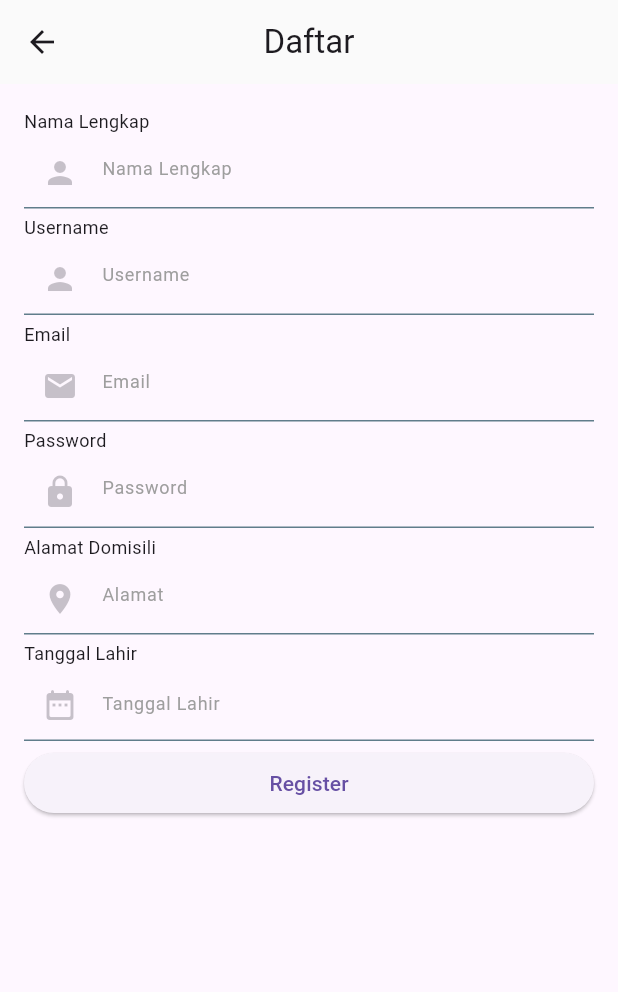
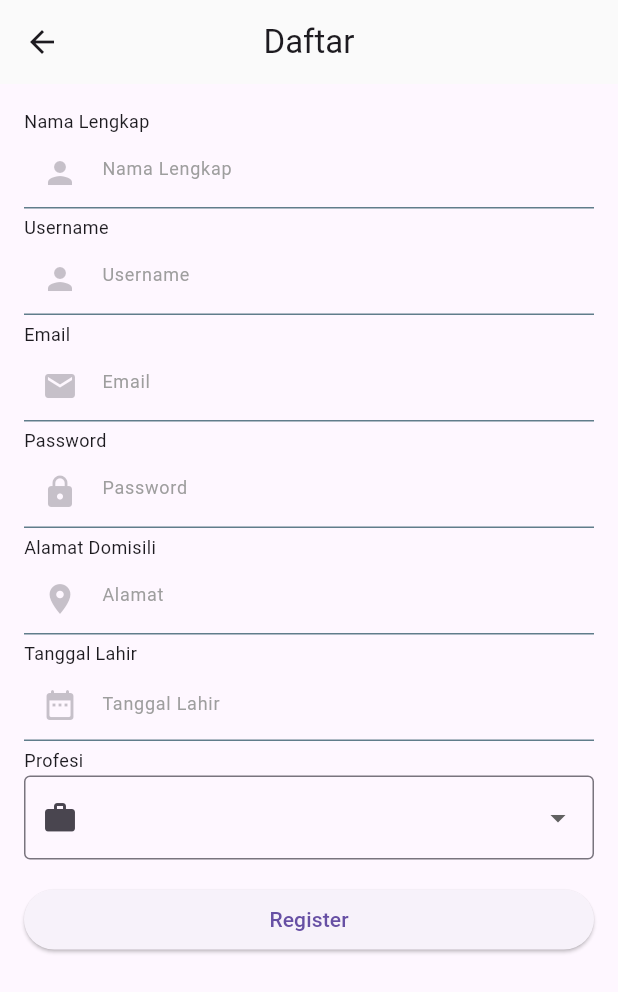
Before and after one commit to thisisjackii/ta_client, a Flutter app: the screen it shows after launch, after a tap on "Register", on a phone screen of 412 x 824 dp. Shown: the top 992 px of the screen. Run offline on Flutter 3.47's test engine with Material 3 defaults, Android fonts, the phone set to English and light mode, and no system bars; our stand-ins replace another_xlider, bloc, connectivity_plus, equatable, fl_chart, flutter_bloc and 9 more; missing offline and left inert: easy_latex; accounts and stored records are empty; network calls fail.

Commit message:
[FUNC] Implement registration feature with RegisterBloc and RegisterService; update UI and state management for user registration

```diff
--- a/lib/app/routes/routes.dart
+++ b/lib/app/routes/routes.dart
@@ -41,12 +41,12 @@ class Routes {
         );
       case login:
         return MaterialPageRoute(
-          builder: (_) => LoginPage.create(),
+          builder: (_) => const LoginPage(),
           settings: settings,
         );
       case register:
         return MaterialPageRoute(
-          builder: (_) => RegisterPage.create(),
+          builder: (_) => const RegisterPage(),
           settings: settings,
         );
       case otpVerification:
@@ -135,7 +135,7 @@ class Routes {
           builder: (_) => const BudgetingDashboard(),
           settings: settings,
         );
-case doubleEntryRecapPage:
+      case doubleEntryRecapPage:
         final txns = settings.arguments! as List<Transaction>;
         return MaterialPageRoute(
           builder: (_) => DoubleEntryRecapPage(transactions: txns),
--- a/lib/app/view/app.dart
+++ b/lib/app/view/app.dart
@@ -11,6 +11,10 @@ import 'package:ta_client/features/budgeting/bloc/budgeting_bloc.dart';
 import 'package:ta_client/features/budgeting/repositories/budgeting_repository.dart';
 import 'package:ta_client/features/evaluation/bloc/evaluation_bloc.dart';
 import 'package:ta_client/features/evaluation/repositories/evaluation_repository.dart';
+import 'package:ta_client/features/login/bloc/login_bloc.dart';
+import 'package:ta_client/features/login/services/login_service.dart';
+import 'package:ta_client/features/register/bloc/register_bloc.dart';
+import 'package:ta_client/features/register/services/register_service.dart';
 import 'package:ta_client/features/transaction/bloc/dashboard_bloc.dart';
 import 'package:ta_client/features/transaction/bloc/transaction_bloc.dart';
 import 'package:ta_client/features/transaction/repositories/transaction_repository.dart';
@@ -23,6 +27,13 @@ class App extends StatelessWidget {
   Widget build(BuildContext context) {
     return MultiBlocProvider(
       providers: [
+        BlocProvider<RegisterBloc>(
+          create: (context) =>
+              RegisterBloc(registerService: sl<RegisterService>()),
+        ),
+        BlocProvider<LoginBloc>(
+          create: (context) => LoginBloc(loginService: sl<LoginService>()),
+        ),
         BlocProvider<DashboardBloc>(
           create: (context) => DashboardBloc(
             repository: sl<TransactionRepository>(),
--- a/lib/core/services/service_locator.dart
+++ b/lib/core/services/service_locator.dart
@@ -7,6 +7,8 @@ import 'package:ta_client/features/budgeting/repositories/budgeting_repository.d
 import 'package:ta_client/features/budgeting/services/budgeting_service.dart';
 import 'package:ta_client/features/evaluation/repositories/evaluation_repository.dart';
 import 'package:ta_client/features/evaluation/services/evaluation_service.dart';
+import 'package:ta_client/features/login/services/login_service.dart';
+import 'package:ta_client/features/register/services/register_service.dart';
 import 'package:ta_client/features/transaction/repositories/transaction_repository.dart';
 import 'package:ta_client/features/transaction/services/transaction_service.dart';
 import 'package:ta_client/features/transaction/services/transaction_sync_service.dart';
@@ -17,6 +19,10 @@ final baseUrl = dotenv.env['API_BASE_URL'] ?? 'http://localhost:4000/api/v1';
 void setupServiceLocator() {
   sl
     ..registerLazySingleton<AuthState>(AuthState.new)
+    ..registerLazySingleton<RegisterService>(
+      () => RegisterService(baseUrl: baseUrl),
+    )
+    ..registerLazySingleton<LoginService>(() => LoginService(baseUrl: baseUrl))
     ..registerLazySingleton<TransactionService>(
       () => TransactionService(
         baseUrl: baseUrl,
--- a/lib/core/widgets/custom_button.dart
+++ b/lib/core/widgets/custom_button.dart
@@ -1,20 +1,13 @@
 import 'package:flutter/material.dart';
 
 class CustomButton extends StatelessWidget {
-  const CustomButton({
-    required this.label,
-    required this.onPressed,
-    super.key,
-  });
+  const CustomButton({required this.label, this.onPressed, super.key});
 
   final String label;
-  final VoidCallback onPressed;
+  final VoidCallback? onPressed;
 
   @override
   Widget build(BuildContext context) {
-    return ElevatedButton(
-      onPressed: onPressed,
-      child: Text(label),
-    );
+    return ElevatedButton(onPressed: onPressed, child: Text(label));
   }
 }
--- a/lib/features/login/services/login_service.dart
+++ b/lib/features/login/services/login_service.dart
@@ -5,14 +5,14 @@ import 'package:http/http.dart' as http;
 import 'package:ta_client/features/login/models/login_response.dart';
 
 class LoginService {
-  LoginService({this.baseUrl = 'http://localhost:4000/api/v1'});
-  final String baseUrl;
+  LoginService({required String baseUrl}) : _baseUrl = baseUrl;
+  final String _baseUrl;
 
   Future<LoginResponse> login({
     required String email,
     required String password,
   }) async {
-    final uri = Uri.parse('$baseUrl/users/login');
+    final uri = Uri.parse('$_baseUrl/users/login');
     final resp = await http.post(
       uri,
       headers: {'Content-Type': 'application/json'},
--- a/lib/features/login/view/login_page.dart
+++ b/lib/features/login/view/login_page.dart
@@ -7,16 +7,9 @@ import 'package:ta_client/core/constants/app_colors.dart';
 import 'package:ta_client/features/login/bloc/login_bloc.dart';
 import 'package:ta_client/features/login/bloc/login_event.dart';
 import 'package:ta_client/features/login/bloc/login_state.dart';
-import 'package:ta_client/features/login/services/login_service.dart';
 
 class LoginPage extends StatefulWidget {
   const LoginPage({super.key});
-  static Widget create() {
-    return BlocProvider(
-      create: (context) => LoginBloc(loginService: LoginService()),
-      child: const LoginPage(),
-    );
-  }
 
   @override
   State<LoginPage> createState() => _LoginPageState();
--- a/lib/features/register/bloc/register_bloc.dart
+++ b/lib/features/register/bloc/register_bloc.dart
@@ -1,23 +1,55 @@
+// features/register/bloc/register_bloc.dart
+
 import 'package:flutter_bloc/flutter_bloc.dart';
 import 'package:ta_client/features/register/bloc/register_event.dart';
 import 'package:ta_client/features/register/bloc/register_state.dart';
+import 'package:ta_client/features/register/services/register_service.dart';
 
 class RegisterBloc extends Bloc<RegisterEvent, RegisterState> {
-  RegisterBloc() : super(RegisterInitial()) {
-    on<RegisterSubmitted>(_onRegisterSubmitted);
+  RegisterBloc({required RegisterService registerService})
+    : _service = registerService,
+      super(const RegisterState()) {
+    on<RegisterNameChanged>((e, emit) => emit(state.copyWith(name: e.name)));
+    on<RegisterUsernameChanged>(
+      (e, emit) => emit(state.copyWith(username: e.username)),
+    );
+    on<RegisterEmailChanged>((e, emit) => emit(state.copyWith(email: e.email)));
+    on<RegisterPasswordChanged>(
+      (e, emit) => emit(state.copyWith(password: e.password)),
+    );
+    on<RegisterAddressChanged>(
+      (e, emit) => emit(state.copyWith(address: e.address)),
+    );
+    on<RegisterBirthdateChanged>(
+      (e, emit) =>
+          emit(state.copyWith(birthdate: DateTime.tryParse(e.birthdate))),
+    );
+    on<RegisterOccupationChanged>(
+      (e, emit) => emit(state.copyWith(occupation: e.occupation)),
+    );
+
+    on<RegisterSubmitted>((_, emit) async {
+      emit(state.copyWith(status: RegisterStatus.submitting));
+      try {
+        await _service.register(
+          name: state.name,
+          username: state.username,
+          email: state.email,
+          password: state.password,
+          address: state.address,
+          birthdate: state.birthdate!,
+          occupation: state.occupation,
+        );
+        emit(state.copyWith(status: RegisterStatus.success));
+      } catch (err) {
+        emit(
+          state.copyWith(
+            status: RegisterStatus.failure,
+            errorMessage: err.toString(),
+          ),
+        );
+      }
+    });
   }
-
-  Future<void> _onRegisterSubmitted(
-    RegisterSubmitted event,
-    Emitter<RegisterState> emit,
-  ) async {
-    emit(RegisterLoading());
-    try {
-      // Simulate registration logic
-      await Future<void>.delayed(const Duration(seconds: 2));
-      emit(RegisterSuccess());
-    } catch (e) {
-      emit(RegisterFailure(e.toString()));
-    }
-  }
+  final RegisterService _service;
 }
--- a/lib/features/register/bloc/register_event.dart
+++ b/lib/features/register/bloc/register_event.dart
@@ -1,37 +1,59 @@
+// features/register/bloc/register_event.dart
+
 import 'package:equatable/equatable.dart';
 
 abstract class RegisterEvent extends Equatable {
-  const RegisterEvent();
-
   @override
-  List<Object> get props => [];
+  List<Object?> get props => [];
 }
 
 class RegisterNameChanged extends RegisterEvent {
-  const RegisterNameChanged(this.name);
+  RegisterNameChanged(this.name);
+  final String name;
+  @override
+  List<Object?> get props => [name];
+}
 
-  final String name;
-
+class RegisterUsernameChanged extends RegisterEvent {
+  RegisterUsernameChanged(this.username);
+  final String username;
   @override
-  List<Object> get props => [name];
+  List<Object?> get props => [username];
 }
 
 class RegisterEmailChanged extends RegisterEvent {
-  const RegisterEmailChanged(this.email);
-
+  RegisterEmailChanged(this.email);
   final String email;
-
   @override
-  List<Object> get props => [email];
+  List<Object?> get props => [email];
 }
 
 class RegisterPasswordChanged extends RegisterEvent {
-  const RegisterPasswordChanged(this.password);
+  RegisterPasswordChanged(this.password);
+  final String password;
+  @override
+  List<Object?> get props => [password];
+}
 
-  final String password;
+class RegisterAddressChanged extends RegisterEvent {
+  RegisterAddressChanged(this.address);
+  final String address;
+  @override
+  List<Object?> get props => [address];
+}
 
+class RegisterBirthdateChanged extends RegisterEvent {
+  RegisterBirthdateChanged(this.birthdate);
+  final String birthdate;
   @override
-  List<Object> get props => [password];
+  List<Object?> get props => [birthdate];
+}
+
+class RegisterOccupationChanged extends RegisterEvent {
+  RegisterOccupationChanged(this.occupation);
+  final String occupation;
+  @override
+  List<Object?> get props => [occupation];
 }
 
 class RegisterSubmitted extends RegisterEvent {}
--- a/lib/features/register/bloc/register_state.dart
+++ b/lib/features/register/bloc/register_state.dart
@@ -1,23 +1,65 @@
+// features/register/bloc/register_state.dart
+
 import 'package:equatable/equatable.dart';
 
-abstract class RegisterState extends Equatable {
-  const RegisterState();
+enum RegisterStatus { initial, submitting, success, failure }
+
+class RegisterState extends Equatable {
+  const RegisterState({
+    this.name = '',
+    this.username = '',
+    this.email = '',
+    this.password = '',
+    this.address = '',
+    this.birthdate,
+    this.occupation = '',
+    this.status = RegisterStatus.initial,
+    this.errorMessage,
+  });
+  final String name;
+  final String username;
+  final String email;
+  final String password;
+  final String address;
+  final DateTime? birthdate;
+  final String occupation;
+  final RegisterStatus status;
+  final String? errorMessage;
+
+  RegisterState copyWith({
+    String? name,
+    String? username,
+    String? email,
+    String? password,
+    String? address,
+    DateTime? birthdate,
+    String? occupation,
+    RegisterStatus? status,
+    String? errorMessage,
+  }) {
+    return RegisterState(
+      name: name ?? this.name,
+      username: username ?? this.username,
+      email: email ?? this.email,
+      password: password ?? this.password,
+      address: address ?? this.address,
+      birthdate: birthdate ?? this.birthdate,
+      occupation: occupation ?? this.occupation,
+      status: status ?? this.status,
+      errorMessage: errorMessage ?? this.errorMessage,
+    );
+  }
 
   @override
-  List<Object> get props => [];
+  List<Object?> get props => [
+    name,
+    username,
+    email,
+    password,
+    address,
+    birthdate,
+    occupation,
+    status,
+    errorMessage,
+  ];
 }
-
-class RegisterInitial extends RegisterState {}
-
-class RegisterLoading extends RegisterState {}
-
-class RegisterSuccess extends RegisterState {}
-
-class RegisterFailure extends RegisterState {
-  const RegisterFailure(this.errorMessage);
-
-  final String errorMessage;
-
-  @override
-  List<Object> get props => [errorMessage];
-}
--- a/lib/features/register/view/register_page.dart
+++ b/lib/features/register/view/register_page.dart
@@ -1,4 +1,5 @@
-// register_page.dart
+// features/register/ui/register_page.dart
+
 import 'package:flutter/material.dart';
 import 'package:flutter_bloc/flutter_bloc.dart';
 import 'package:ta_client/app/routes/routes.dart';
@@ -13,13 +14,6 @@ import 'package:ta_client/features/register/bloc/register_state.dart';
 class RegisterPage extends StatelessWidget {
   const RegisterPage({super.key});
 
-  static Widget create() {
-    return BlocProvider(
-      create: (context) => RegisterBloc(),
-      child: const RegisterPage(),
-    );
-  }
-
   @override
   Widget build(BuildContext context) {
     return Scaffold(
@@ -28,9 +22,7 @@ class RegisterPage extends StatelessWidget {
         backgroundColor: AppColors.greyBackground,
         leading: IconButton(
           icon: const Icon(Icons.arrow_back),
-          onPressed: () {
-            Navigator.pushReplacementNamed(context, '/');
-          },
+          onPressed: () => Navigator.pop(context),
         ),
         title: const Text(
           'Daftar',
@@ -40,66 +32,62 @@ class RegisterPage extends StatelessWidget {
       ),
       body: BlocListener<RegisterBloc, RegisterState>(
         listener: (context, state) {
-          if (state is RegisterSuccess) {
-            Navigator.pushReplacementNamed(context, Routes.dashboard);
-          } else if (state is RegisterFailure) {
+          if (state.status == RegisterStatus.success) {
+            ScaffoldMessenger.of(context).showSnackBar(
+              const SnackBar(
+                content: Text(
+                  'Registrasi berhasil! Mengalihkan ke halaman login…',
+                ),
+              ),
+            );
+            Navigator.pushReplacementNamed(context, Routes.login);
+          } else if (state.status == RegisterStatus.failure) {
             ScaffoldMessenger.of(
               context,
-            ).showSnackBar(SnackBar(content: Text(state.errorMessage)));
+            ).showSnackBar(SnackBar(content: Text(state.errorMessage!)));
           }
         },
         child: SingleChildScrollView(
-          child: Padding(
           padding: const EdgeInsets.all(16),
           child: Column(
             crossAxisAlignment: CrossAxisAlignment.stretch,
             children: [
-                const Align(
-                  alignment: Alignment.centerLeft,
-                  child: Text(
+              const Text(
                 'Nama Lengkap',
                 style: TextStyle(
                   fontSize: 12,
                   fontVariations: [FontVariation('wght', 600)],
                 ),
               ),
-                ),
               const SizedBox(height: 2),
               CustomTextField(
                 label: 'Nama Lengkap',
                 icons: Icons.person,
-                  onChanged: (value) => context.read<RegisterBloc>().add(
-                    RegisterNameChanged(value),
-                  ),
+                onChanged: (v) =>
+                    context.read<RegisterBloc>().add(RegisterNameChanged(v)),
               ),
               const SizedBox(height: 4),
-                const Align(
-                  alignment: Alignment.centerLeft,
-                  child: Text(
+              const Text(
                 'Username',
                 style: TextStyle(
                   fontSize: 12,
                   fontVariations: [FontVariation('wght', 600)],
                 ),
               ),
-                ),
               const SizedBox(height: 2),
               CustomTextField(
                 label: 'Username',
                 icons: Icons.person,
-                  onChanged: (value) => context.read<RegisterBloc>().add(
-                    RegisterNameChanged(value),
+                onChanged: (v) => context.read<RegisterBloc>().add(
+                  RegisterUsernameChanged(v),
                 ),
               ),
               const SizedBox(height: 4),
-                const Align(
-                  alignment: Alignment.centerLeft,
-                  child: Text(
+              const Text(
                 'Email',
                 style: TextStyle(
                   fontSize: 12,
                   fontVariations: [FontVariation('wght', 600)],
-                    ),
                 ),
               ),
               const SizedBox(height: 2),
@@ -107,19 +95,15 @@ class RegisterPage extends StatelessWidget {
                 label: 'Email',
                 icons: Icons.email,
                 keyboardType: TextInputType.emailAddress,
-                  onChanged: (value) => context.read<RegisterBloc>().add(
-                    RegisterEmailChanged(value),
-                  ),
+                onChanged: (v) =>
+                    context.read<RegisterBloc>().add(RegisterEmailChanged(v)),
               ),
               const SizedBox(height: 4),
-                const Align(
-                  alignment: Alignment.centerLeft,
-                  child: Text(
+              const Text(
                 'Password',
                 style: TextStyle(
                   fontSize: 12,
                   fontVariations: [FontVariation('wght', 600)],
-                    ),
                 ),
               ),
               const SizedBox(height: 2),
@@ -127,62 +111,85 @@ class RegisterPage extends StatelessWidget {
                 label: 'Password',
                 icons: Icons.lock,
                 isObscured: true,
-                  onChanged: (value) => context.read<RegisterBloc>().add(
-                    RegisterPasswordChanged(value),
+                onChanged: (v) => context.read<RegisterBloc>().add(
+                  RegisterPasswordChanged(v),
                 ),
               ),
               const SizedBox(height: 4),
-                const Align(
-                  alignment: Alignment.centerLeft,
-                  child: Text(
+              const Text(
                 'Alamat Domisili',
                 style: TextStyle(
                   fontSize: 12,
                   fontVariations: [FontVariation('wght', 600)],
                 ),
               ),
-                ),
               const SizedBox(height: 2),
               CustomTextField(
                 label: 'Alamat',
                 icons: Icons.location_on,
-                  onChanged: (value) => context.read<RegisterBloc>().add(
-                    RegisterNameChanged(value),
-                  ),
+                onChanged: (v) =>
+                    context.read<RegisterBloc>().add(RegisterAddressChanged(v)),
               ),
               const SizedBox(height: 4),
-                const Align(
-                  alignment: Alignment.centerLeft,
-                  child: Text(
+              const Text(
                 'Tanggal Lahir',
                 style: TextStyle(
                   fontSize: 12,
                   fontVariations: [FontVariation('wght', 600)],
                 ),
               ),
-                ),
               const SizedBox(height: 2),
               CustomDateSelector(
                 label: 'Tanggal Lahir',
                 icons: Icons.date_range_rounded,
-                  onDateSelected: (selectedDate) {
-                    context.read<RegisterBloc>().add(
-                      RegisterNameChanged(selectedDate),
-                    );
-                  },
+                onDateSelected: (date) => context.read<RegisterBloc>().add(
+                  RegisterBirthdateChanged(date),
+                ),
               ),
               const SizedBox(height: 4),
-                CustomButton(
-                  label: 'Register',
-                  onPressed: () {
-                    context.read<RegisterBloc>().add(RegisterSubmitted());
+              const Text(
+                'Profesi',
+                style: TextStyle(
+                  fontSize: 12,
+                  fontVariations: [FontVariation('wght', 600)],
+                ),
+              ),
+              const SizedBox(height: 2),
+              DropdownButtonFormField<String>(
+                decoration: const InputDecoration(
+                  border: OutlineInputBorder(),
+                  prefixIcon: Icon(Icons.work),
+                ),
+                items: const [
+                  DropdownMenuItem(
+                    value: 'Pelajar/Mahasiswa',
+                    child: Text('Pelajar/Mahasiswa'),
+                  ),
+                  DropdownMenuItem(value: 'Karyawan', child: Text('Karyawan')),
+                ],
+                onChanged: (v) => context.read<RegisterBloc>().add(
+                  RegisterOccupationChanged(v!),
+                ),
+              ),
+              const SizedBox(height: 16),
+              BlocBuilder<RegisterBloc, RegisterState>(
+                builder: (context, state) {
+                  return CustomButton(
+                    label: state.status == RegisterStatus.submitting
+                        ? 'Loading…'
+                        : 'Register',
+                    onPressed: state.status == RegisterStatus.submitting
+                        ? null
+                        : () => context.read<RegisterBloc>().add(
+                            RegisterSubmitted(),
+                          ),
+                  );
                 },
               ),
             ],
           ),
         ),
       ),
-      ),
     );
   }
 }
```
Also changed, not shown: lib/features/evaluation/view/evaluation_detail_page.dart (+9 -6 lines), lib/features/register/services/register_service.dart (+27 -5 lines). Lines whose indentation alone changed are shown as unchanged.
